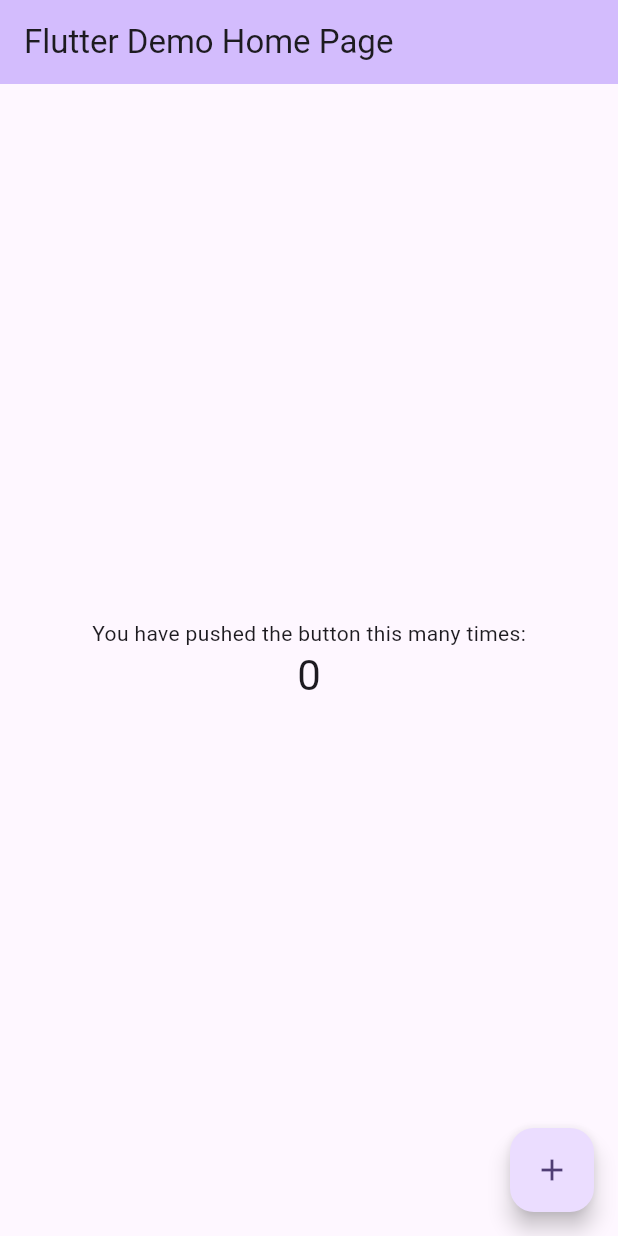
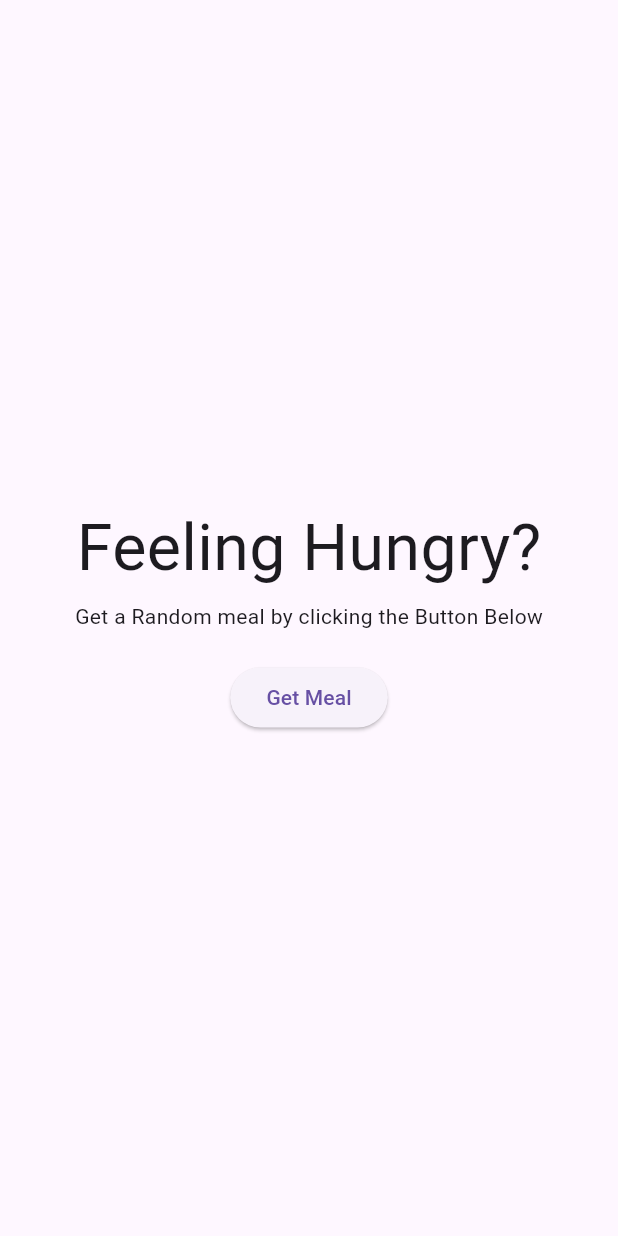
Before and after one commit to IldySilva/random_meal_generator, a Flutter app: the screen it shows after launch, on a phone screen of 412 x 824 dp. Run offline on Flutter 3.47's test engine with Material 3 defaults, Android fonts, the phone set to English and light mode, and no system bars.

Commit message:
initial commit

```diff
--- /dev/null
+++ b/random_meal_gen_flutter/lib/Controller/get_meal_controller.dart
@@ -0,0 +1,17 @@
+import 'dart:convert';
+
+import 'package:http/http.dart' as http;
+import 'package:random_meal_gen/Models/api_response.dart';
+
+class Controller {
+  Future<ApiResponse> getRandomMeal() async {
+    try {
+      var endpoint = 'https://www.themealdb.com/api/json/v1/1/random.php';
+      var response = await http.get(Uri.parse(endpoint));
+
+      return ApiResponse.fromMap(jsonDecode(response.body)["meals"][0]);
+    } on Exception {
+      rethrow;
+    }
+  }
+}
--- /dev/null
+++ b/random_meal_gen_flutter/lib/View/main_page.dart
@@ -0,0 +1,46 @@
+import 'package:flutter/material.dart';
+import 'package:random_meal_gen/View/meal_details_page.dart';
+
+class MainPage extends StatelessWidget {
+  const MainPage({super.key});
+
+  @override
+  Widget build(BuildContext context) {
+    return SafeArea(
+        child: Scaffold(
+      body: Column(
+        mainAxisAlignment: MainAxisAlignment.center,
+        children: [
+          const Center(
+              child: Column(
+            children: [
+              Text(
+                "Feeling Hungry?",
+                style: TextStyle(fontSize: 43),
+              ),
+              SizedBox(
+                height: 5,
+              ),
+              Text("Get a Random meal by clicking the Button Below")
+            ],
+          )),
+          const SizedBox(
+            height: 20,
+          ),
+          ElevatedButton(
+              onPressed: () {
+                Navigator.push(context, PageRouteBuilder(
+                    pageBuilder: (ctx, animation, secondAnimation) {
+
+                  return FadeTransition(
+                    opacity: animation,
+                    child: MealDetail(),
+                  );
+                }));
+              },
+              child: const Text("Get Meal"))
+        ],
+      ),
+    ));
+  }
+}
--- /dev/null
+++ b/random_meal_gen_flutter/lib/app.dart
@@ -0,0 +1,11 @@
+import 'package:flutter/material.dart';
+import 'package:random_meal_gen/View/main_page.dart';
+
+class App extends StatelessWidget {
+  const App({super.key});
+
+  @override
+  Widget build(BuildContext context) {
+    return  MaterialApp(home: MainPage(),theme: ThemeData(useMaterial3: true),);
+  }
+}
--- a/random_meal_gen_flutter/lib/main.dart
+++ b/random_meal_gen_flutter/lib/main.dart
@@ -1,125 +1,8 @@
 import 'package:flutter/material.dart';
+import 'package:random_meal_gen/app.dart';
 
-void main() {
-  runApp(const MyApp());
+main(){
+
+  runApp(const App());
+
 }
-
-class MyApp extends StatelessWidget {
-  const MyApp({super.key});
-
-  // This widget is the root of your application.
-  @override
-  Widget build(BuildContext context) {
-    return MaterialApp(
-      title: 'Flutter Demo',
-      theme: ThemeData(
-        // This is the theme of your application.
-        //
-        // TRY THIS: Try running your application with "flutter run". You'll see
-        // the application has a blue toolbar. Then, without quitting the app,
-        // try changing the seedColor in the colorScheme below to Colors.green
-        // and then invoke "hot reload" (save your changes or press the "hot
-        // reload" button in a Flutter-supported IDE, or press "r" if you used
-        // the command line to start the app).
-        //
-        // Notice that the counter didn't reset back to zero; the application
-        // state is not lost during the reload. To reset the state, use hot
-        // restart instead.
-        //
-        // This works for code too, not just values: Most code changes can be
-        // tested with just a hot reload.
-        colorScheme: ColorScheme.fromSeed(seedColor: Colors.deepPurple),
-        useMaterial3: true,
-      ),
-      home: const MyHomePage(title: 'Flutter Demo Home Page'),
-    );
-  }
-}
-
-class MyHomePage extends StatefulWidget {
-  const MyHomePage({super.key, required this.title});
-
-  // This widget is the home page of your application. It is stateful, meaning
-  // that it has a State object (defined below) that contains fields that affect
-  // how it looks.
-
-  // This class is the configuration for the state. It holds the values (in this
-  // case the title) provided by the parent (in this case the App widget) and
-  // used by the build method of the State. Fields in a Widget subclass are
-  // always marked "final".
-
-  final String title;
-
-  @override
-  State<MyHomePage> createState() => _MyHomePageState();
-}
-
-class _MyHomePageState extends State<MyHomePage> {
-  int _counter = 0;
-
-  void _incrementCounter() {
-    setState(() {
-      // This call to setState tells the Flutter framework that something has
-      // changed in this State, which causes it to rerun the build method below
-      // so that the display can reflect the updated values. If we changed
-      // _counter without calling setState(), then the build method would not be
-      // called again, and so nothing would appear to happen.
-      _counter++;
-    });
-  }
-
-  @override
-  Widget build(BuildContext context) {
-    // This method is rerun every time setState is called, for instance as done
-    // by the _incrementCounter method above.
-    //
-    // The Flutter framework has been optimized to make rerunning build methods
-    // fast, so that you can just rebuild anything that needs updating rather
-    // than having to individually change instances of widgets.
-    return Scaffold(
-      appBar: AppBar(
-        // TRY THIS: Try changing the color here to a specific color (to
-        // Colors.amber, perhaps?) and trigger a hot reload to see the AppBar
-        // change color while the other colors stay the same.
-        backgroundColor: Theme.of(context).colorScheme.inversePrimary,
-        // Here we take the value from the MyHomePage object that was created by
-        // the App.build method, and use it to set our appbar title.
-        title: Text(widget.title),
-      ),
-      body: Center(
-        // Center is a layout widget. It takes a single child and positions it
-        // in the middle of the parent.
-        child: Column(
-          // Column is also a layout widget. It takes a list of children and
-          // arranges them vertically. By default, it sizes itself to fit its
-          // children horizontally, and tries to be as tall as its parent.
-          //
-          // Column has various properties to control how it sizes itself and
-          // how it positions its children. Here we use mainAxisAlignment to
-          // center the children vertically; the main axis here is the vertical
-          // axis because Columns are vertical (the cross axis would be
-          // horizontal).
-          //
-          // TRY THIS: Invoke "debug painting" (choose the "Toggle Debug Paint"
-          // action in the IDE, or press "p" in the console), to see the
-          // wireframe for each widget.
-          mainAxisAlignment: MainAxisAlignment.center,
-          children: <Widget>[
-            const Text(
-              'You have pushed the button this many times:',
-            ),
-            Text(
-              '$_counter',
-              style: Theme.of(context).textTheme.headlineMedium,
-            ),
-          ],
-        ),
-      ),
-      floatingActionButton: FloatingActionButton(
-        onPressed: _incrementCounter,
-        tooltip: 'Increment',
-        child: const Icon(Icons.add),
-      ), // This trailing comma makes auto-formatting nicer for build methods.
-    );
-  }
-}
--- a/random_meal_gen_flutter/pubspec.yaml
+++ b/random_meal_gen_flutter/pubspec.yaml
@@ -32,6 +32,9 @@ dependencies:
     sdk: flutter
 
 
+
+  flutter_animate:
+  http:
   # The following adds the Cupertino Icons font to your application.
   # Use with the CupertinoIcons class for iOS style icons.
   cupertino_icons: ^1.0.2
```
Also changed, not shown: random_meal_gen_flutter/lib/Models/api_response.dart (added, +15 -0 lines), random_meal_gen_flutter/lib/Models/ingredient.dart (added, +33 -0 lines), random_meal_gen_flutter/lib/Models/meal.dart (added, +224 -0 lines), random_meal_gen_flutter/lib/View/meal_details_page.dart (added, +156 -0 lines), random_meal_gen_flutter/pubspec.lock.
